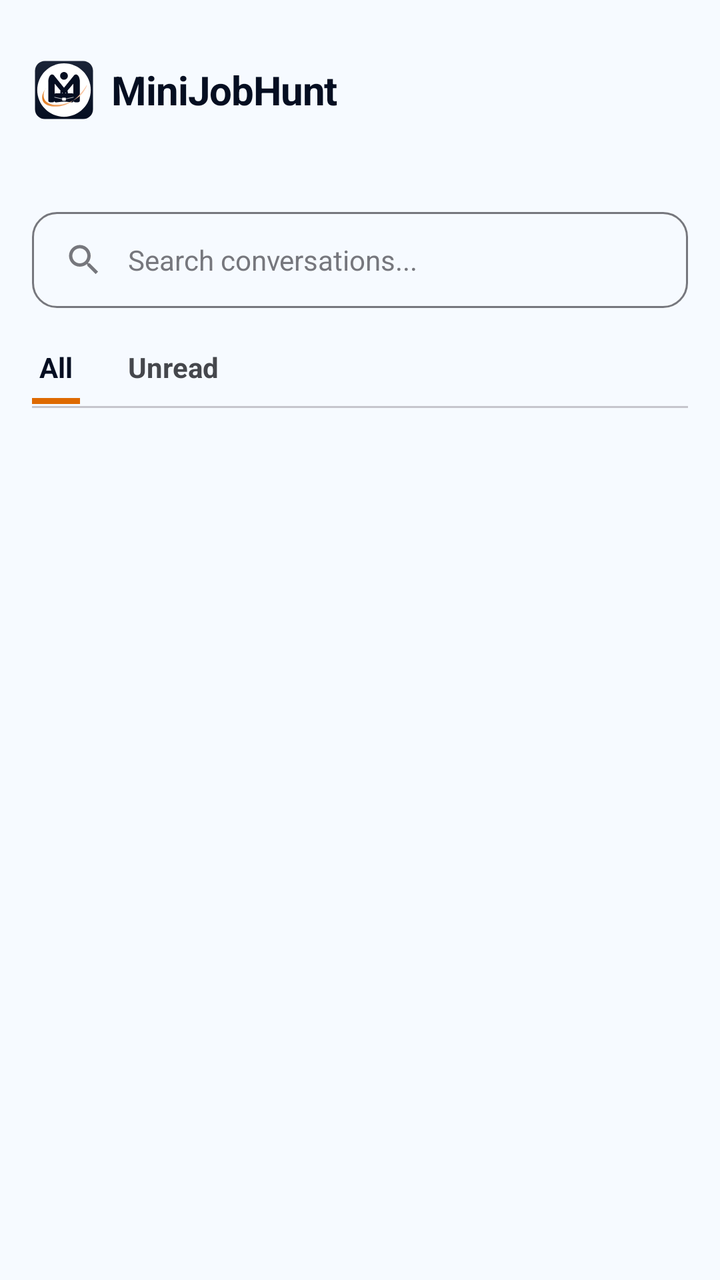
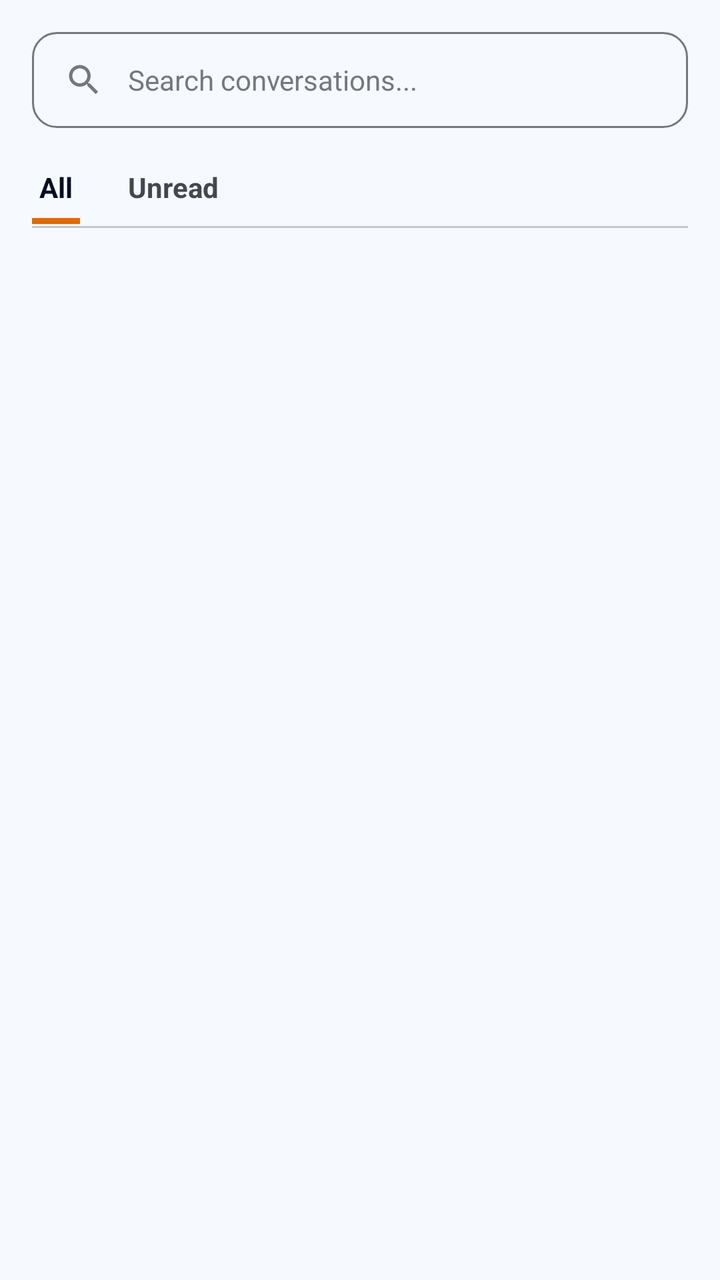

An Android layout rendered at two revisions. The XML below is the earlier revision; the diff shows what the commit changed to produce the second picture.
<!-- AndroidManifest.xml: application theme Theme.MiniJobHunt -->
<!-- res/layout/fragment_freelancer_chat.xml -->
<?xml version="1.0" encoding="utf-8"?>
<LinearLayout xmlns:android="http://schemas.android.com/apk/res/android"
    xmlns:app="http://schemas.android.com/apk/res-auto"
    xmlns:tools="http://schemas.android.com/tools"
    android:layout_width="match_parent"
    android:layout_height="match_parent"
    android:orientation="vertical"
    android:background="@color/background">

    
    <include
        android:id="@+id/header"
        layout="@layout/layout_common_header" />

    <LinearLayout
        android:layout_width="match_parent"
        android:layout_height="match_parent"
        android:orientation="vertical"
        android:padding="16dp">

        <LinearLayout
            android:layout_width="match_parent"
            android:layout_height="48dp"
            android:background="@drawable/bg_input_rounded"
            android:orientation="horizontal"
            android:gravity="center_vertical"
            android:paddingHorizontal="16dp">

            <ImageView
                android:layout_width="20dp"
                android:layout_height="20dp"
                android:src="@drawable/ic_search_outlined"
                app:tint="@color/text_muted" />

            <EditText
                android:id="@+id/etSearchChat"
                android:layout_width="match_parent"
                android:layout_height="match_parent"
                android:background="@android:color/transparent"
                android:hint="Search conversations..."
                android:paddingStart="12dp"
                android:textColor="@color/text_primary"
                android:textColorHint="@color/text_hint"
                android:textSize="14sp" />

        </LinearLayout>

        
        <LinearLayout
            android:layout_width="match_parent"
            android:layout_height="wrap_content"
            android:layout_marginTop="20dp"
            android:orientation="horizontal">

            <LinearLayout
                android:id="@+id/tabAll"
                android:layout_width="wrap_content"
                android:layout_height="wrap_content"
                android:gravity="center"
                android:orientation="vertical"
                android:clickable="true"
                android:focusable="true">

                <TextView
                    android:id="@+id/txtTabAll"
                    android:layout_width="wrap_content"
                    android:layout_height="wrap_content"
                    android:text="All"
                    android:textColor="@color/primary"
                    android:textSize="14sp"
                    android:textStyle="bold" />

                <View
                    android:id="@+id/indicatorAll"
                    android:layout_width="24dp"
                    android:layout_height="3dp"
                    android:layout_marginTop="6dp"
                    android:background="@color/orange_primary" />
            </LinearLayout>

            <LinearLayout
                android:id="@+id/tabUnread"
                android:layout_width="wrap_content"
                android:layout_height="wrap_content"
                android:gravity="center"
                android:orientation="vertical"
                android:layout_marginStart="24dp"
                android:clickable="true"
                android:focusable="true">

                <TextView
                    android:id="@+id/txtTabUnread"
                    android:layout_width="wrap_content"
                    android:layout_height="wrap_content"
                    android:text="Unread"
                    android:textColor="@color/text_secondary"
                    android:textSize="14sp"
                    android:textStyle="bold" />

                <View
                    android:id="@+id/indicatorUnread"
                    android:layout_width="24dp"
                    android:layout_height="3dp"
                    android:layout_marginTop="6dp"
                    android:background="@color/orange_primary"
                    android:visibility="invisible" />
            </LinearLayout>
        </LinearLayout>

        <View
            android:layout_width="match_parent"
            android:layout_height="1dp"
            android:background="@color/divider"
            android:layout_marginTop="1dp"/>

        <androidx.recyclerview.widget.RecyclerView
            android:id="@+id/rvChats"
            android:layout_width="match_parent"
            android:layout_height="match_parent"
            android:layout_marginTop="16dp"
            tools:listitem="@layout/item_chat" />

    </LinearLayout>
</LinearLayout>
<!-- res/layout/layout_common_header.xml (included above) -->
<?xml version="1.0" encoding="utf-8"?>
<RelativeLayout xmlns:android="http://schemas.android.com/apk/res/android"
    xmlns:app="http://schemas.android.com/apk/res-auto"
    android:layout_width="match_parent"
    android:layout_height="90dp"
    android:background="@color/surface"
    android:paddingHorizontal="16dp"
    android:paddingTop="24dp">

    <LinearLayout
        android:layout_width="wrap_content"
        android:layout_height="wrap_content"
        android:layout_centerVertical="true"
        android:gravity="center_vertical"
        android:orientation="horizontal">

        <ImageView
            android:layout_width="32dp"
            android:layout_height="32dp"
            android:src="@drawable/ic_mainlogo" />

        <TextView
            android:layout_width="wrap_content"
            android:layout_height="wrap_content"
            android:layout_marginStart="8dp"
            android:text="MiniJobHunt"
            android:textColor="@color/primary"
            android:textSize="20sp"
            android:textStyle="bold"
            android:letterSpacing="-0.02" />
    </LinearLayout>
</RelativeLayout>
<!-- res/layout/item_chat.xml (included above) -->
<?xml version="1.0" encoding="utf-8"?>
<com.google.android.material.card.MaterialCardView
    xmlns:android="http://schemas.android.com/apk/res/android"
    xmlns:app="http://schemas.android.com/apk/res-auto"
    android:layout_width="match_parent"
    android:layout_height="wrap_content"
    android:layout_marginHorizontal="16dp"
    android:layout_marginVertical="6dp"
    app:cardCornerRadius="16dp"
    app:cardElevation="0dp"
    app:strokeWidth="1dp"
    app:strokeColor="@color/outline_variant"
    app:cardBackgroundColor="@color/white">

    <LinearLayout
        android:layout_width="match_parent"
        android:layout_height="wrap_content"
        android:gravity="center_vertical"
        android:orientation="horizontal"
        android:padding="16dp">

        <FrameLayout
            android:layout_width="52dp"
            android:layout_height="52dp">

            <com.google.android.material.imageview.ShapeableImageView
                android:id="@+id/imgChatProfile"
                android:layout_width="match_parent"
                android:layout_height="match_parent"
                android:src="@drawable/ic_profile"
                app:shapeAppearanceOverlay="@style/CircleImage"
                app:strokeColor="@color/outline_variant"
                app:strokeWidth="1dp" />

            <TextView
                android:id="@+id/txtChatAvatar"
                android:layout_width="match_parent"
                android:layout_height="match_parent"
                android:gravity="center"
                android:text="P"
                android:textColor="@color/primary"
                android:textSize="20sp"
                android:textStyle="bold"
                android:background="@drawable/bg_circle_primary_light"
                android:visibility="gone" />
        </FrameLayout>

        <LinearLayout
            android:layout_width="0dp"
            android:layout_height="wrap_content"
            android:layout_marginStart="16dp"
            android:layout_weight="1"
            android:orientation="vertical">

            <RelativeLayout
                android:layout_width="match_parent"
                android:layout_height="wrap_content">

                <TextView
                    android:id="@+id/txtChatTitle"
                    android:layout_width="wrap_content"
                    android:layout_height="wrap_content"
                    android:text="User Name"
                    android:textColor="@color/primary"
                    android:textSize="16sp"
                    android:textStyle="bold" />

                <TextView
                    android:id="@+id/txtChatTime"
                    android:layout_width="wrap_content"
                    android:layout_height="wrap_content"
                    android:layout_alignParentEnd="true"
                    android:text="Just now"
                    android:textColor="@color/text_muted"
                    android:textSize="12sp" />
            </RelativeLayout>

            <RelativeLayout
                android:layout_width="match_parent"
                android:layout_height="wrap_content"
                android:layout_marginTop="2dp">

                <TextView
                    android:id="@+id/txtLastMessage"
                    android:layout_width="match_parent"
                    android:layout_height="wrap_content"
                    android:layout_toStartOf="@+id/txtUnreadCount"
                    android:layout_marginEnd="8dp"
                    android:ellipsize="end"
                    android:maxLines="1"
                    android:text="Hey, how is the project going?"
                    android:textColor="@color/text_secondary"
                    android:textSize="14sp" />

                <TextView
                    android:id="@+id/txtUnreadCount"
                    android:layout_width="wrap_content"
                    android:layout_height="wrap_content"
                    android:layout_alignParentEnd="true"
                    android:background="@drawable/bg_circle_orange"
                    android:gravity="center"
                    android:minWidth="20dp"
                    android:minHeight="20dp"
                    android:paddingHorizontal="4dp"
                    android:text="1"
                    android:textColor="@color/white"
                    android:textSize="10sp"
                    android:textStyle="bold"
                    android:visibility="gone" />
            </RelativeLayout>
        </LinearLayout>

    </LinearLayout>

</com.google.android.material.card.MaterialCardView>
<!-- resources referenced by this layout -->
<resources>
  <color name="background">#f6faff</color>
  <color name="divider">#c6c6cd</color>
  <color name="orange_primary">#de6a00</color>
  <color name="outline_variant">#c6c6cd</color>
  <color name="primary">#050e21</color>
  <color name="surface">#f6faff</color>
  <color name="text_hint">#76777d</color>
  <color name="text_muted">#76777d</color>
  <color name="text_primary">#141d23</color>
  <color name="text_secondary">#45474c</color>
  <color name="white">#FFFFFF</color>
  <!-- drawable bg_circle_orange (drawable) -->
  <?xml version="1.0" encoding="utf-8"?>
  <shape xmlns:android="http://schemas.android.com/apk/res/android"
      android:shape="oval">
      <solid android:color="@color/orange_primary" />
  </shape>
  <!-- drawable bg_circle_primary_light (drawable) -->
  <?xml version="1.0" encoding="utf-8"?>
  <shape xmlns:android="http://schemas.android.com/apk/res/android">
      <solid android:color="@color/primary_light"/>
      <corners android:radius="100dp"/>
  </shape>
  <!-- drawable ic_mainlogo: vector/xml drawable (drawable, 3696 chars, omitted) -->
  <!-- drawable ic_profile (drawable) -->
  <vector xmlns:android="http://schemas.android.com/apk/res/android"
      android:width="24dp"
      android:height="24dp"
      android:viewportWidth="24"
      android:viewportHeight="24">
  
      <path
          android:fillColor="#666666"
          android:pathData="M12,12c2.21,0 4,-1.79 4,-4s-1.79,-4 -4,-4 -4,1.79 -4,4 1.79,4 4,4zm0,2c-2.67,0 -8,1.34 -8,4v2h16v-2c0,-2.66 -5.33,-4 -8,-4z"/>
  </vector>
  <!-- drawable ic_search_outlined (drawable) -->
  <vector xmlns:android="http://schemas.android.com/apk/res/android"
      android:width="24dp"
      android:height="24dp"
      android:viewportWidth="24"
      android:viewportHeight="24">
      <path
          android:fillColor="@color/text_secondary"
          android:pathData="M15.5,14h-0.79l-0.28,-0.27C15.41,12.59 16,11.11 16,9.5 16,5.91 13.09,3 9.5,3S3,5.91 3,9.5 5.91,16 9.5,16c1.61,0 3.09,-0.59 4.23,-1.57l0.27,0.28v0.79l5,4.99L20.49,19l-4.99,-5zm-6,0C7.01,14 5,11.99 5,9.5S7.01,5 9.5,5 14,7.01 14,9.5 11.99,14 9.5,14z"/>
  </vector>
  <style name="CircleImage">
          <item name="cornerSize">50%</item>
      </style>
  <style name="Theme.MiniJobHunt" parent="Base.Theme.MiniJobHunt" />
  <color name="primary_light">#d9e2fc</color>
  <color name="outline">#76777d</color>
  <color name="primary_container">#1b2437</color>
  <color name="on_primary_container">#828ba2</color>
  <color name="secondary">#5c5f60</color>
  <style name="AppText.HeadlineLarge">
          <item name="android:textSize">24sp</item>
          <item name="android:textStyle">bold</item>
          <item name="android:textColor">@color/text_primary</item>
          <item name="android:letterSpacing">-0.02</item>
      </style>
  <style name="AppText.TitleMedium">
          <item name="android:textSize">18sp</item>
          <item name="android:textStyle">bold</item>
          <item name="android:textColor">@color/text_primary</item>
      </style>
  <style name="AppText.BodyLarge">
          <item name="android:textSize">16sp</item>
          <item name="android:textColor">@color/text_secondary</item>
      </style>
  <style name="AppText.LabelMedium">
          <item name="android:textSize">12sp</item>
          <item name="android:textStyle">bold</item>
          <item name="android:textColor">@color/text_muted</item>
          <item name="android:letterSpacing">0.01</item>
      </style>
  <!-- unchanged entries left out for length: 2 -->
</resources>

<!-- the commit's change to res/layout/fragment_freelancer_chat.xml (unified diff, before → after) -->
@@ -6,11 +6,6 @@
     android:layout_height="match_parent"
     android:orientation="vertical"
     android:background="@color/background">
-
-    
-    <include
-        android:id="@+id/header"
-        layout="@layout/layout_common_header" />
 
     <LinearLayout
         android:layout_width="match_parent"
@@ -122,39 +117,6 @@
 
     </LinearLayout>
 </LinearLayout>
-<!-- res/layout/layout_common_header.xml (included above) -->
-<?xml version="1.0" encoding="utf-8"?>
-<RelativeLayout xmlns:android="http://schemas.android.com/apk/res/android"
-    xmlns:app="http://schemas.android.com/apk/res-auto"
-    android:layout_width="match_parent"
-    android:layout_height="90dp"
-    android:background="@color/surface"
-    android:paddingHorizontal="16dp"
-    android:paddingTop="24dp">
-
-    <LinearLayout
-        android:layout_width="wrap_content"
-        android:layout_height="wrap_content"
-        android:layout_centerVertical="true"
-        android:gravity="center_vertical"
-        android:orientation="horizontal">
-
-        <ImageView
-            android:layout_width="32dp"
-            android:layout_height="32dp"
-            android:src="@drawable/ic_mainlogo" />
-
-        <TextView
-            android:layout_width="wrap_content"
-            android:layout_height="wrap_content"
-            android:layout_marginStart="8dp"
-            android:text="MiniJobHunt"
-            android:textColor="@color/primary"
-            android:textSize="20sp"
-            android:textStyle="bold"
-            android:letterSpacing="-0.02" />
-    </LinearLayout>
-</RelativeLayout>
 <!-- res/layout/item_chat.xml (included above) -->
 <?xml version="1.0" encoding="utf-8"?>
 <com.google.android.material.card.MaterialCardView
<!-- resource entries referenced after the edit -->
@@ -5,7 +5,6 @@
   <color name="orange_primary">#de6a00</color>
   <color name="outline_variant">#c6c6cd</color>
   <color name="primary">#050e21</color>
-  <color name="surface">#f6faff</color>
   <color name="text_hint">#76777d</color>
   <color name="text_muted">#76777d</color>
   <color name="text_primary">#141d23</color>
@@ -23,7 +22,6 @@
       <solid android:color="@color/primary_light"/>
       <corners android:radius="100dp"/>
   </shape>
-  <!-- drawable ic_mainlogo: vector/xml drawable (drawable, 3696 chars, omitted) -->
   <!-- drawable ic_profile (drawable) -->
   <vector xmlns:android="http://schemas.android.com/apk/res/android"
       android:width="24dp"
